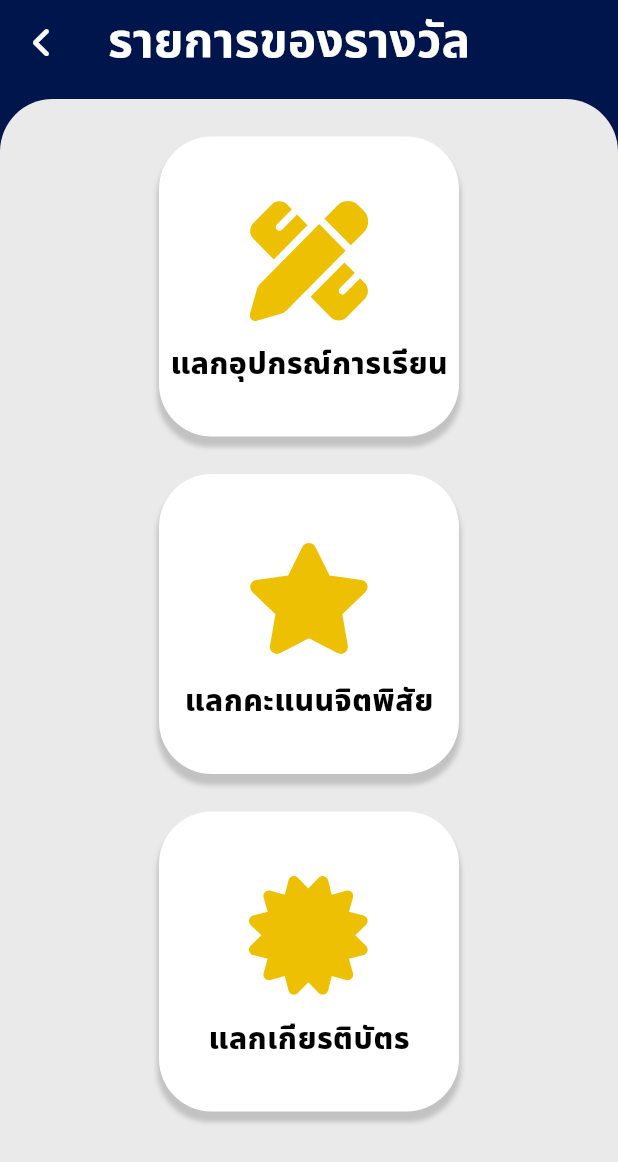
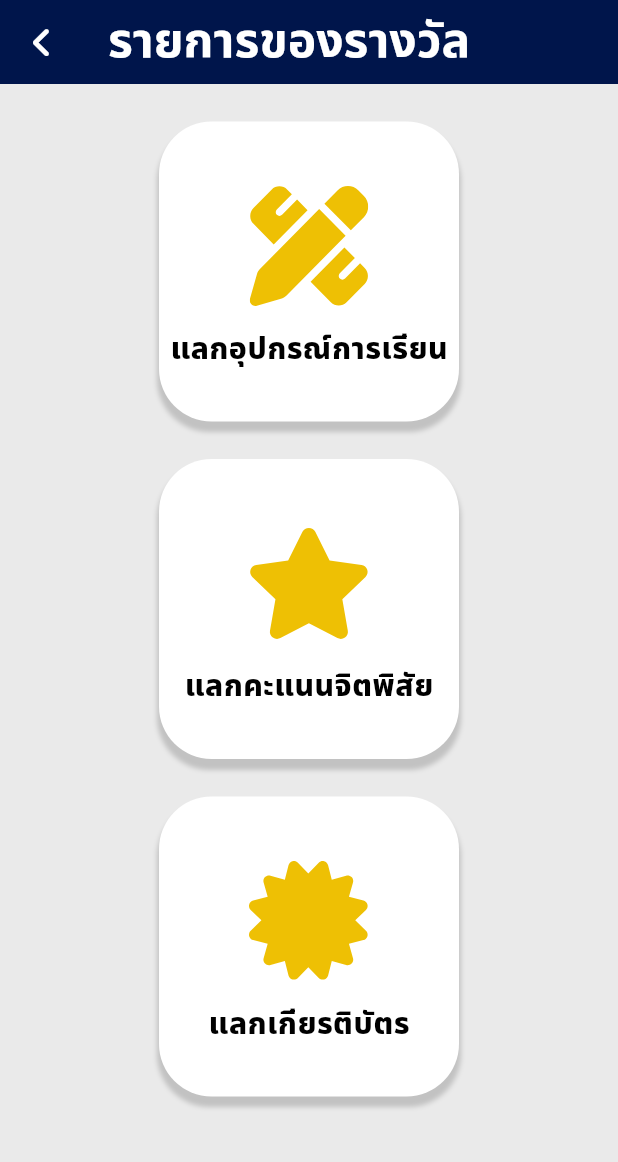
Before and after one commit to TanawanUr/System-for-Collecting-Points-from-Plastic-Waste, a Flutter app: the PrizeListPage screen opened directly, on a phone screen of 412 x 824 dp. Shown: the top 1162 px of the screen. Run offline on Flutter 3.47's test engine with Material 3 defaults, Android fonts, the phone set to English and light mode, and no system bars; our stand-ins replace flutter_map, flutter_svg, font_awesome_flutter, latlong2.

Commit message:
fix code

```diff
--- a/lib/screens/Home/prize.dart
+++ b/lib/screens/Home/prize.dart
@@ -1,8 +1,5 @@
-import 'dart:ffi';
-
 import 'package:flutter/material.dart';
 import 'package:font_awesome_flutter/font_awesome_flutter.dart';
-import 'package:system_for_collecting_points_from_plastic_waste/screens/PrizeList/Stationery.dart';
 import 'package:system_for_collecting_points_from_plastic_waste/widget/app_buttons.dart';
 
 class PrizeListPage extends StatelessWidget {
@@ -11,7 +8,6 @@ class PrizeListPage extends StatelessWidget {
   @override
   Widget build(BuildContext context) {
     return Scaffold(
-      backgroundColor: Color(0xff00154B),
       appBar: AppBar(
         backgroundColor: Color(0xff00154B),
         leading: IconButton(
@@ -30,35 +26,17 @@ class PrizeListPage extends StatelessWidget {
         ),
       ),
       body: Center(
-        child: Container(
-          child: Column(
-            children: [
-              SizedBox(
-                height: 10,
-              ),
-              Expanded(
-                child: Container(
-                  decoration: BoxDecoration(
-                    color: Color(0xffEAEAEA),
-                    borderRadius: BorderRadius.vertical(
-                      top: Radius.circular(35),
-                    ),
-                  ),
         child: Column(
           children: [
             SizedBox(
               height: 25,
             ),
-                      Row(
-                        mainAxisAlignment: MainAxisAlignment.center,
-                        children: [
             AppButtons(
               onPressed: () {
-                              Navigator.push(
-                                context,
-                                MaterialPageRoute(
-                                    builder: (context) => const Stationery()),
-                              );
+                // Navigator.push(
+                //   context,
+                //   MaterialPageRoute(builder: (context) => const PrizeListPage()),
+                // );
               },
               textColor: Color(0xff000000),
               iconColor: Color(0xffEEC004),
@@ -72,14 +50,9 @@ class PrizeListPage extends StatelessWidget {
               blurRadius: 2,
               icon: "assets/svg/tools.svg",
             ),
-                        ],
-                      ),
             SizedBox(
               height: 25,
             ),
-                      Row(
-                        mainAxisAlignment: MainAxisAlignment.center,
-                        children: [
             AppButtons(
               onPressed: () {
                 // Navigator.push(
@@ -99,14 +72,9 @@ class PrizeListPage extends StatelessWidget {
               blurRadius: 2,
               icon: "assets/svg/star.svg",
             ),
-                        ],
-                      ),
             SizedBox(
               height: 25,
             ),
-                      Row(
-                        mainAxisAlignment: MainAxisAlignment.center,
-                        children: [
             AppButtons(
               onPressed: () {
                 // Navigator.push(
@@ -128,14 +96,8 @@ class PrizeListPage extends StatelessWidget {
             ),
           ],
         ),
-                    ],
       ),
-                ),
-              ),
-            ],
-          ),
-        ),
-      ),
+      backgroundColor: Color(0xffEAEAEA),
     );
   }
 }
```
Lines whose indentation alone changed are shown as unchanged.
